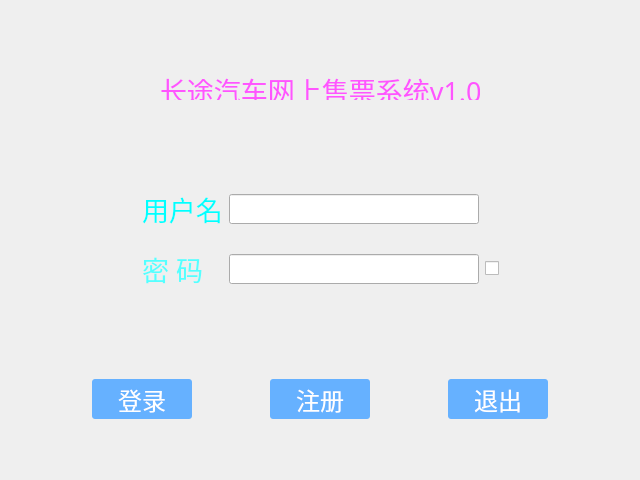
Qt form inlog.ui (XXXTar/bus-ticketing-system) before a commit.
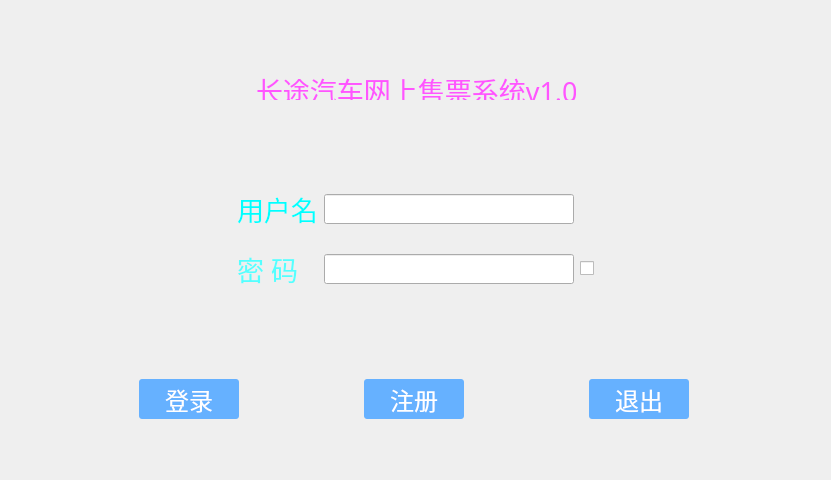
The same form after that commit.

Patch:
```diff
--- a/inlog.ui
+++ b/inlog.ui
@@ -6,7 +6,7 @@
    <rect>
     <x>0</x>
     <y>0</y>
-    <width>640</width>
+    <width>831</width>
     <height>480</height>
    </rect>
   </property>
```
